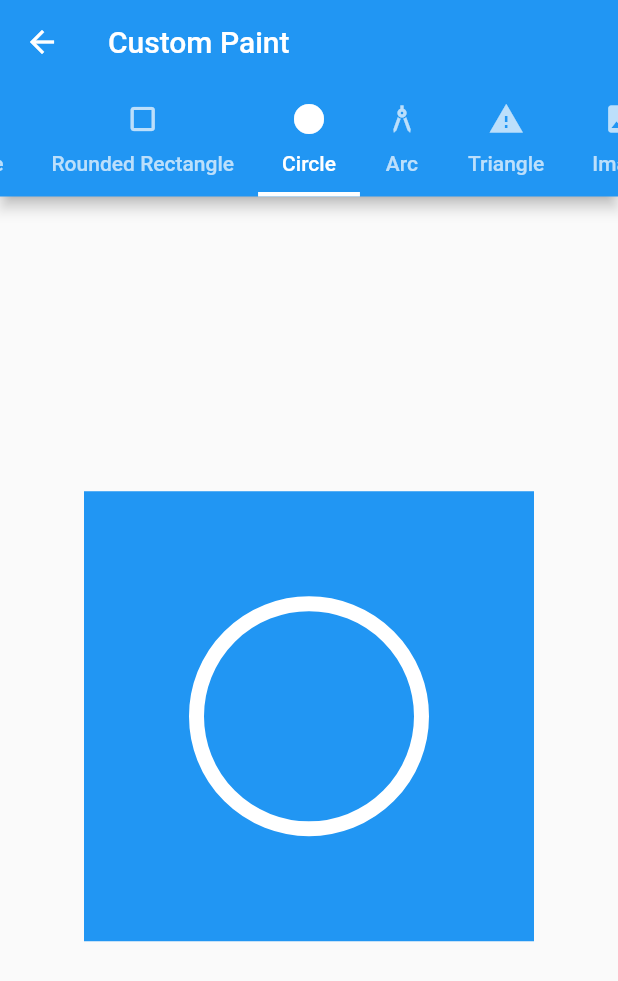
After one commit to ruhulmath08/flutter_a2z, a Flutter app: the MyCustomPaint screen opened by its route, tab 4 chosen, on a phone screen of 412 x 824 dp. The commit adds this screen. Shown: the top 981 px of the screen. Run offline on Flutter 3.47's test engine with Material 2 defaults, Android fonts, the phone set to English and light mode, and no system bars; our stand-ins replace auto_size_text, carousel_slider, flutter_speed_dial, grouped_list, local_auth, toast; missing offline and left inert: flutter_reaction_button, flutter_syntax_view, giffy_dialog, rotated_corner_decoration.

Commit message:
flutter_paint_complete

```diff
--- a/lib/screens/flutter_advanced/my_custom_paint/my_custom_paint.dart
+++ b/lib/screens/flutter_advanced/my_custom_paint/my_custom_paint.dart
@@ -1,4 +1,11 @@
 import 'package:flutter/material.dart';
+import 'package:flutter_a2z/screens/flutter_advanced/my_custom_paint/tabs/arc_path.dart';
+import 'package:flutter_a2z/screens/flutter_advanced/my_custom_paint/tabs/circle_path.dart';
+import 'package:flutter_a2z/screens/flutter_advanced/my_custom_paint/tabs/image_paint_page.dart';
+import 'package:flutter_a2z/screens/flutter_advanced/my_custom_paint/tabs/line_path.dart';
+import 'package:flutter_a2z/screens/flutter_advanced/my_custom_paint/tabs/rectangle_path.dart';
+import 'package:flutter_a2z/screens/flutter_advanced/my_custom_paint/tabs/rounded_rectangle_path.dart';
+import 'package:flutter_a2z/screens/flutter_advanced/my_custom_paint/tabs/triangle_path.dart';
 
 class MyCustomPaint extends StatefulWidget {
   final String title;
@@ -13,13 +20,36 @@ class _MyCustomPaintState extends State<MyCustomPaint> {
   @override
   Widget build(BuildContext context) {
     return DefaultTabController(
-      length: 3,
+      length: 7,
       child: Scaffold(
         appBar: AppBar(
           title: Text(widget.title),
+          bottom: const TabBar(
+            indicatorColor: Colors.white,
+            indicatorWeight: 3,
+            isScrollable: true,
+            physics: BouncingScrollPhysics(),
+            tabs: [
+              Tab(icon: Icon(Icons.stacked_line_chart), text: 'Line'),
+              Tab(icon: Icon(Icons.crop_landscape), text: 'Rectangle'),
+              Tab(icon: Icon(Icons.crop_square), text: 'Rounded Rectangle'),
+              Tab(icon: Icon(Icons.circle), text: 'Circle'),
+              Tab(icon: Icon(Icons.architecture), text: 'Arc'),
+              Tab(icon: Icon(Icons.warning), text: 'Triangle'),
+              Tab(icon: Icon(Icons.image), text: 'Image'),
+            ],
+          ),
         ),
-        body: TabBar(
-
+        body: TabBarView(
+          children: [
+            LinePath(),
+            RectanglePath(),
+            RoundedRectanglePath(),
+            CirclePath(),
+            ArcPath(),
+            TrianglePath(),
+            ImagePaintPage(),
+          ],
         ),
       ),
     );
--- /dev/null
+++ b/lib/screens/flutter_advanced/my_custom_paint/tabs/circle_path.dart
@@ -0,0 +1,35 @@
+import 'package:flutter/material.dart';
+import 'package:flutter/rendering.dart';
+
+class CirclePath extends StatelessWidget {
+  @override
+  Widget build(BuildContext context) {
+    return Center(
+      child: Container(
+        color: Colors.blue,
+        width: 300,
+        height: 300,
+        child: CustomPaint(
+          painter: CirclePainter(),
+        ),
+      ),
+    );
+  }
+}
+
+class CirclePainter extends CustomPainter{
+  @override
+  void paint(Canvas canvas, Size size) {
+    final center = Offset(size.width/2, size.height/2);
+    final radius = size.width*1/4;
+    final paint = Paint()
+        ..color = Colors.white
+        ..strokeWidth = 10
+        ..style = PaintingStyle.stroke;
+
+    canvas.drawCircle(center, radius, paint);
+  }
+
+  @override
+  bool shouldRepaint(covariant CustomPainter oldDelegate) => false;
+}
--- /dev/null
+++ b/lib/screens/flutter_advanced/my_custom_paint/tabs/image_paint_page.dart
@@ -0,0 +1,65 @@
+import 'dart:ui' as ui;
+
+import 'package:flutter/material.dart';
+import 'package:flutter/services.dart';
+
+class ImagePaintPage extends StatefulWidget {
+  @override
+  _ImagePaintPageState createState() => _ImagePaintPageState();
+}
+
+class _ImagePaintPageState extends State<ImagePaintPage> {
+  ui.Image image;
+
+  @override
+  void initState() {
+    super.initState();
+    loadImage('assets/images/paint_picture.jpg');
+  }
+
+  Future loadImage(String path) async {
+    final data = await rootBundle.load(path);
+    final bytes = data.buffer.asUint8List();
+    final image = await decodeImageFromList(bytes);
+
+    setState(() => this.image = image);
+  }
+
+  @override
+  Widget build(BuildContext context) {
+    return Scaffold(
+      body: Center(
+        child: image == null
+            ? const CircularProgressIndicator()
+            : SizedBox(
+                width: 300,
+                height: 300,
+                child: FittedBox(
+                  child: SizedBox(
+                    width: image.width.toDouble(),
+                    height: image.height.toDouble(),
+                    child: CustomPaint(
+                      painter: ImagePainter(image),
+                    ),
+                  ),
+                ),
+              ),
+      ),
+    );
+  }
+}
+
+class ImagePainter extends CustomPainter {
+  final ui.Image image;
+
+  ImagePainter(this.image);
+
+  @override
+  void paint(Canvas canvas, Size size) {
+    final paint = Paint();
+    canvas.drawImage(image, ui.Offset.zero, paint);
+  }
+
+  @override
+  bool shouldRepaint(covariant CustomPainter oldDelegate) => false;
+}
```
Also changed, not shown: lib/screens/flutter_advanced/my_custom_paint/tabs/arc_path.dart (added, +40 -0 lines), lib/screens/flutter_advanced/my_custom_paint/tabs/line_path.dart (added, +37 -0 lines), lib/screens/flutter_advanced/my_custom_paint/tabs/rectangle_path.dart (added, +37 -0 lines), lib/screens/flutter_advanced/my_custom_paint/tabs/rounded_rectangle_path.dart (added, +39 -0 lines), lib/screens/flutter_advanced/my_custom_paint/tabs/triangle_path.dart (added, +38 -0 lines), assets/images/paint_picture.jpg (added).
